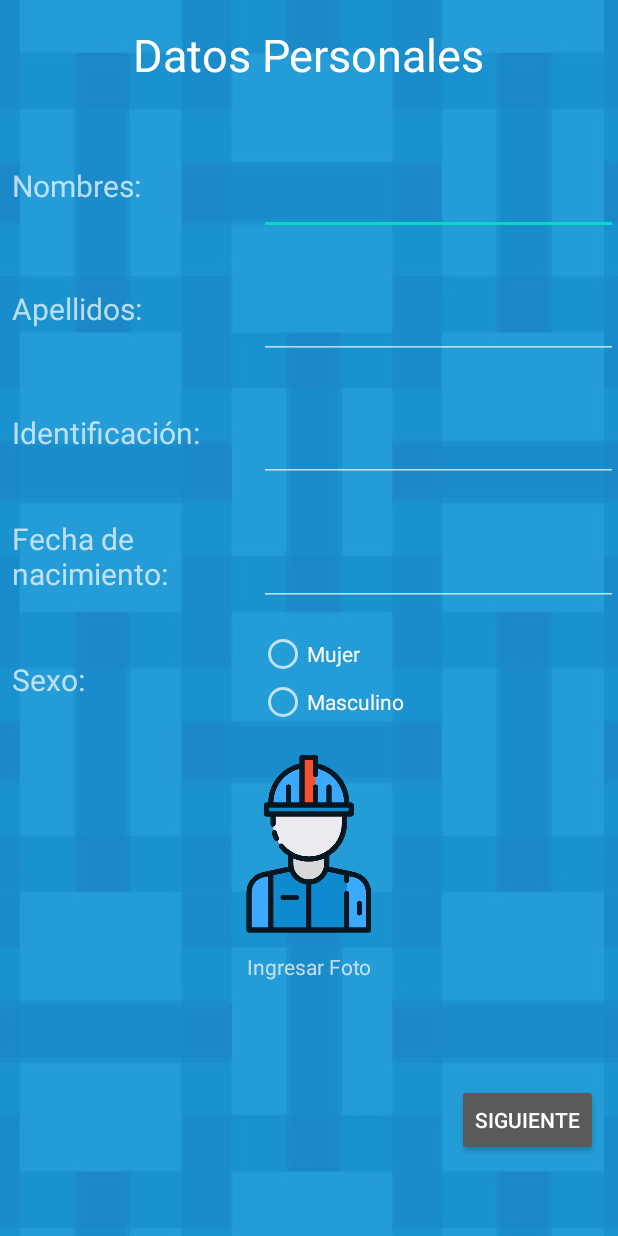
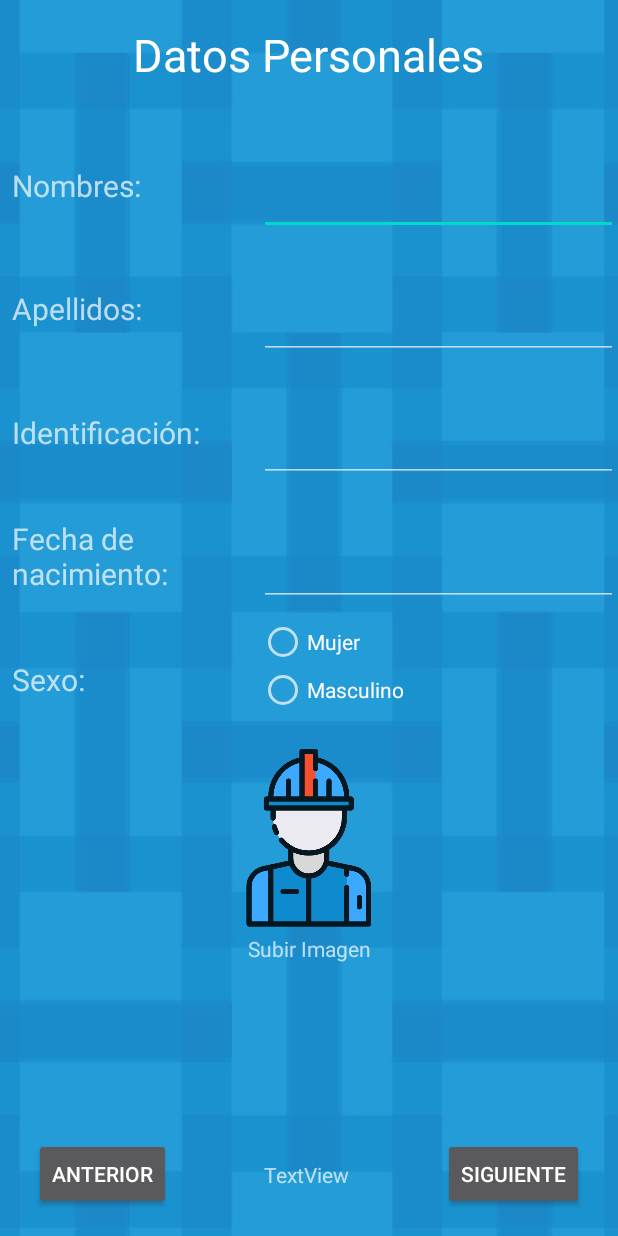
Before and after one commit to topassky/Abogados, an Android app: the registro_datos_personales1 screen opened directly, with no data from a screen before it, on a phone screen of 412 x 824 dp. Run offline under Robolectric (Android 15) with nearby library versions, the phone set to English and light mode, and no system bars.

Commit message:
Formulario de registro 2

```diff
--- a/app/src/main/AndroidManifest.xml
+++ b/app/src/main/AndroidManifest.xml
@@ -1,6 +1,8 @@
 <?xml version="1.0" encoding="utf-8"?>
 <manifest xmlns:android="http://schemas.android.com/apk/res/android"
     package="com.comcop.abogados">
+
+    <uses-permission android:name="android.permission.READ_EXTERNAL_STORAGE"/>
 
     <application
         android:allowBackup="true"
--- a/app/src/main/java/com/comcop/abogados/ui/registro_datos_personales1.java
+++ b/app/src/main/java/com/comcop/abogados/ui/registro_datos_personales1.java
@@ -1,20 +1,29 @@
 package com.comcop.abogados.ui;
 
+import androidx.annotation.Nullable;
 import androidx.appcompat.app.AppCompatActivity;
 
 import android.app.DatePickerDialog;
 import android.app.Dialog;
+import android.content.Intent;
+import android.content.res.Resources;
+import android.media.Image;
+import android.net.Uri;
 import android.os.Bundle;
+import android.provider.MediaStore;
 import android.view.View;
 import android.widget.Button;
 import android.widget.DatePicker;
 import android.widget.EditText;
+import android.widget.ImageView;
 import android.widget.RadioButton;
 import android.widget.RadioGroup;
 import android.widget.Toast;
 
 import com.comcop.abogados.R;
 import java.util.Calendar;
+
+import javax.xml.transform.Result;
 
 public class registro_datos_personales1 extends AppCompatActivity {
     EditText EditNacimiento;
@@ -24,6 +33,8 @@ public class registro_datos_personales1 extends AppCompatActivity {
 
     RadioGroup radioGroup;
     RadioButton radioButton;
+
+    ImageView imagen;
 
     @Override
     protected void onCreate(Bundle savedInstanceState) {
@@ -59,6 +70,12 @@ public class registro_datos_personales1 extends AppCompatActivity {
             }
         });
 
+        /**
+         * Ingresar una imagen desde la galeria.
+         */
+
+        imagen = (ImageView) findViewById(R.id.imggaleria);
+
     }
 
     private void checkButton(){
@@ -91,4 +108,25 @@ public class registro_datos_personales1 extends AppCompatActivity {
         }
         return null;
     }
+
+    public void OnClick(View view) {
+        cargarImagen();
+    }
+
+    private void cargarImagen() {
+        Toast.makeText(getApplicationContext(),"Se slecciono :", Toast.LENGTH_SHORT).show();
+        Intent intent = new Intent(Intent.ACTION_PICK, MediaStore.Images.Media.EXTERNAL_CONTENT_URI);
+        intent.setType("image/");
+        startActivityForResult(intent.createChooser(intent,"Seleccione la aplicación"),10);
+    }
+
+    @Override
+    protected void onActivityResult(int requestCode, int resultCode, @Nullable Intent data) {
+        super.onActivityResult(requestCode, resultCode, data);
+
+        if(resultCode==RESULT_OK){
+            Uri miPath=data.getData();
+            imagen.setImageURI(miPath);
+        }
+    }
 }
--- a/app/src/main/res/layout/activity_registro_datos_personales1.xml
+++ b/app/src/main/res/layout/activity_registro_datos_personales1.xml
@@ -39,7 +39,7 @@
         android:layout_width="wrap_content"
         android:layout_height="wrap_content"
         android:orientation="vertical"
-        app:layout_constraintGuide_percent="0.4" />
+        app:layout_constraintGuide_begin="165dp" />
 
     <TextView
         android:id="@+id/txtNombre"
@@ -219,8 +219,6 @@
         android:layout_height="0dp"
         android:layout_marginStart="8dp"
         android:layout_marginLeft="8dp"
-        android:layout_marginTop="8dp"
-        android:layout_marginBottom="8dp"
         app:layout_constraintBottom_toTopOf="@+id/guideline7"
         app:layout_constraintEnd_toEndOf="parent"
         app:layout_constraintHorizontal_bias="0.811"
@@ -244,12 +242,11 @@
         android:id="@+id/Siguiente1"
         android:layout_width="wrap_content"
         android:layout_height="wrap_content"
-        android:layout_marginStart="140dp"
-        android:layout_marginLeft="140dp"
-        android:layout_marginTop="228dp"
         android:text="Siguiente"
-        app:layout_constraintStart_toStartOf="@+id/guideline5"
-        app:layout_constraintTop_toTopOf="@+id/guideline7" />
+        app:layout_constraintBottom_toBottomOf="parent"
+        app:layout_constraintEnd_toEndOf="parent"
+        app:layout_constraintStart_toStartOf="@+id/guideline13"
+        app:layout_constraintTop_toTopOf="@+id/guideline9" />
 
     <androidx.constraintlayout.widget.Guideline
         android:id="@+id/guideline8"
@@ -259,24 +256,66 @@
         app:layout_constraintGuide_begin="20dp" />
 
     <ImageView
-        android:id="@+id/imageView4"
-        android:layout_width="wrap_content"
-        android:layout_height="wrap_content"
+        android:id="@+id/imggaleria"
+        android:layout_width="128dp"
+        android:layout_height="128dp"
         app:layout_constraintBottom_toBottomOf="parent"
         app:layout_constraintEnd_toEndOf="parent"
         app:layout_constraintStart_toStartOf="parent"
         app:layout_constraintTop_toTopOf="@+id/guideline7"
-        app:layout_constraintVertical_bias="0.01999998"
+        app:layout_constraintVertical_bias="0.0"
         app:srcCompat="@drawable/icotrabajodo" />
 
     <TextView
-        android:id="@+id/textView2"
+        android:id="@+id/subirImage"
         android:layout_width="wrap_content"
         android:layout_height="wrap_content"
-        android:layout_marginTop="8dp"
-        android:text="Ingresar Foto"
-        app:layout_constraintEnd_toEndOf="@+id/imageView4"
-        app:layout_constraintStart_toStartOf="@+id/imageView4"
-        app:layout_constraintTop_toBottomOf="@+id/imageView4" />
+        android:onClick="OnClick"
+        android:text="Subir Imagen"
+        app:layout_constraintEnd_toEndOf="parent"
+        app:layout_constraintStart_toStartOf="parent"
+        app:layout_constraintTop_toBottomOf="@+id/imggaleria" />
+
+    <androidx.constraintlayout.widget.Guideline
+        android:id="@+id/guideline9"
+        android:layout_width="wrap_content"
+        android:layout_height="wrap_content"
+        android:orientation="horizontal"
+        app:layout_constraintGuide_percent="0.9" />
+
+    <androidx.constraintlayout.widget.Guideline
+        android:id="@+id/guideline10"
+        android:layout_width="wrap_content"
+        android:layout_height="wrap_content"
+        android:orientation="vertical"
+        app:layout_constraintGuide_percent="0.33" />
+
+    <androidx.constraintlayout.widget.Guideline
+        android:id="@+id/guideline13"
+        android:layout_width="wrap_content"
+        android:layout_height="wrap_content"
+        android:orientation="vertical"
+        app:layout_constraintGuide_percent="0.66" />
+
+    <Button
+        android:id="@+id/button9"
+        android:layout_width="wrap_content"
+        android:layout_height="wrap_content"
+        android:text="ANTERIOR"
+        app:layout_constraintBottom_toBottomOf="parent"
+        app:layout_constraintEnd_toStartOf="@+id/guideline10"
+        app:layout_constraintStart_toStartOf="parent"
+        app:layout_constraintTop_toTopOf="@+id/guideline9" />
+
+    <TextView
+        android:id="@+id/textView4"
+        android:layout_width="wrap_content"
+        android:layout_height="wrap_content"
+        android:text="TextView"
+        app:layout_constraintBottom_toBottomOf="parent"
+        app:layout_constraintEnd_toStartOf="@+id/guideline13"
+        app:layout_constraintStart_toStartOf="@+id/guideline10"
+        app:layout_constraintTop_toTopOf="@+id/guideline9" />
+
 
 </androidx.constraintlayout.widget.ConstraintLayout>
```
